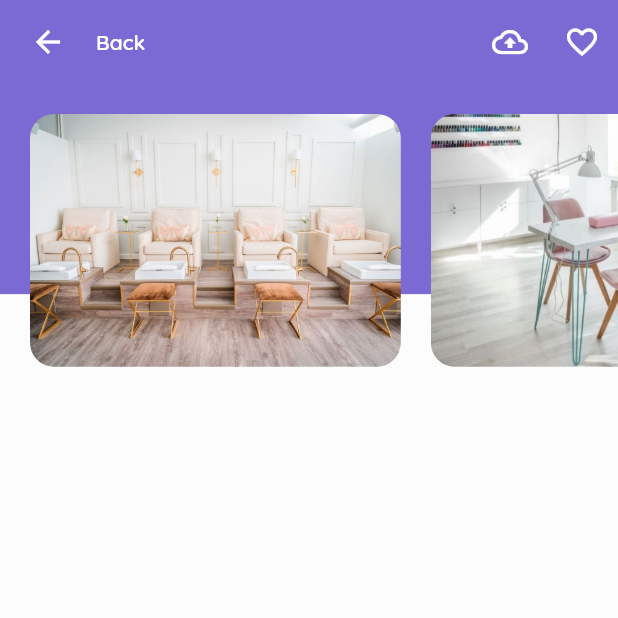
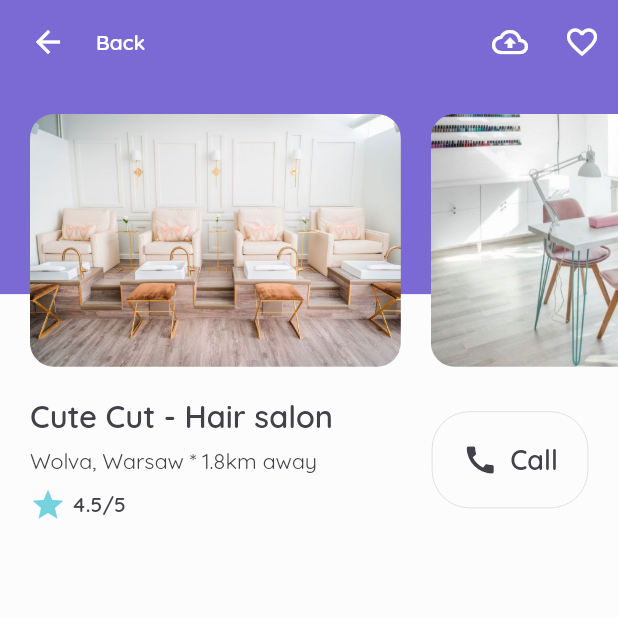
Before and after one commit to gregoriusjimmy/beauty-app, a Flutter app: the screen it shows after launch, after a tap on "Cute Cut - Hair salon", on a phone screen of 412 x 824 dp, the top half of it. Run offline on Flutter 3.47's test engine with Material 2 defaults, Android fonts, the phone set to English and light mode, and no system bars.

Commit message:
add salon title with more button in details screen

```diff
--- a/lib/screens/details/components/body.dart
+++ b/lib/screens/details/components/body.dart
@@ -1,4 +1,6 @@
+import 'package:beauty_app/constants.dart';
 import 'package:beauty_app/screens/details/components/header_with_images_preview.dart';
+import 'package:beauty_app/screens/details/components/salon_title_with_call_button.dart';
 import 'package:flutter/material.dart';
 
 class Body extends StatelessWidget {
@@ -12,6 +14,7 @@ class Body extends StatelessWidget {
     return Column(
       children: <Widget>[
         HeaderWithImagesPreview(size: size),
+        SalonTitleWithCallButton(),
       ],
     );
   }
--- a/lib/screens/details/components/images_preview.dart
+++ b/lib/screens/details/components/images_preview.dart
@@ -11,8 +11,8 @@ class ImagesPreview extends StatelessWidget {
     return SingleChildScrollView(
       scrollDirection: Axis.horizontal,
       child: Container(
-        margin: EdgeInsets.only(
-          top: kDefaultPadding,
+        margin: EdgeInsets.symmetric(
+          vertical: kDefaultPadding,
         ),
         child: Row(
           children: <Widget>[
--- /dev/null
+++ b/lib/screens/details/components/salon_title_with_call_button.dart
@@ -0,0 +1,94 @@
+import 'package:beauty_app/constants.dart';
+import 'package:flutter/material.dart';
+
+class SalonTitleWithCallButton extends StatelessWidget {
+  const SalonTitleWithCallButton({
+    Key? key,
+  }) : super(key: key);
+
+  @override
+  Widget build(BuildContext context) {
+    Size size = MediaQuery.of(context).size;
+    return Container(
+      margin: EdgeInsets.symmetric(horizontal: kDefaultPadding),
+      child: Row(
+        mainAxisAlignment: MainAxisAlignment.spaceBetween,
+        children: <Widget>[
+          Column(
+            crossAxisAlignment: CrossAxisAlignment.start,
+            children: <Widget>[
+              Text(
+                'Cute Cut - Hair salon',
+                style: Theme.of(context).textTheme.headline5!.copyWith(
+                      fontWeight: FontWeight.w600,
+                      fontSize: size.width * 0.05,
+                    ),
+              ),
+              SizedBox(
+                height: 8,
+              ),
+              Text(
+                'Wolva, Warsaw * 1.8km away',
+                style: Theme.of(context).textTheme.caption!.copyWith(
+                      fontSize: size.width * 0.035,
+                    ),
+              ),
+              SizedBox(height: 8.0),
+              Row(
+                children: <Widget>[
+                  Icon(
+                    Icons.star,
+                    color: kSecondaryColor,
+                  ),
+                  SizedBox(
+                    width: 4.0,
+                  ),
+                  Text(
+                    '4.5/5',
+                    style: TextStyle(fontWeight: FontWeight.w600),
+                  )
+                ],
+              )
+            ],
+          ),
+          CallButton(),
+        ],
+      ),
+    );
+  }
+}
+
+class CallButton extends StatelessWidget {
+  const CallButton({
+    Key? key,
+  }) : super(key: key);
+
+  @override
+  Widget build(BuildContext context) {
+    return InkWell(
+      onTap: () {},
+      child: Container(
+        padding: EdgeInsets.symmetric(vertical: 20, horizontal: 20),
+        child: Row(
+          children: <Widget>[
+            Icon(
+              Icons.call,
+              color: kTextColor,
+            ),
+            SizedBox(
+              width: 8,
+            ),
+            Text(
+              'Call',
+              style: TextStyle(fontWeight: FontWeight.w600, fontSize: 18),
+            )
+          ],
+        ),
+        decoration: BoxDecoration(
+          border: Border.all(color: kTextColor, width: 0.1),
+          borderRadius: BorderRadius.circular(25),
+        ),
+      ),
+    );
+  }
+}
--- a/lib/screens/home/components/header.dart
+++ b/lib/screens/home/components/header.dart
@@ -12,7 +12,7 @@ class Header extends StatelessWidget {
   @override
   Widget build(BuildContext context) {
     return Container(
-      height: size.height * 0.32,
+      height: size.height * 0.30,
       padding: EdgeInsets.only(
         left: kDefaultPadding,
         right: kDefaultPadding,
```
